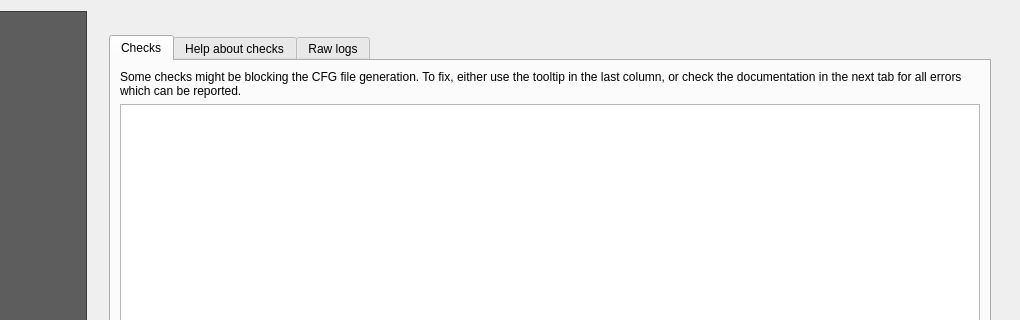
Above: lizmap/resources/ui/ui_lizmap.ui from 3liz/lizmap-plugin before the change; both pictures show x 180 to 1200 and y 0 to 320 of the 1200 by 900 pixel window. Below: the same form after it.
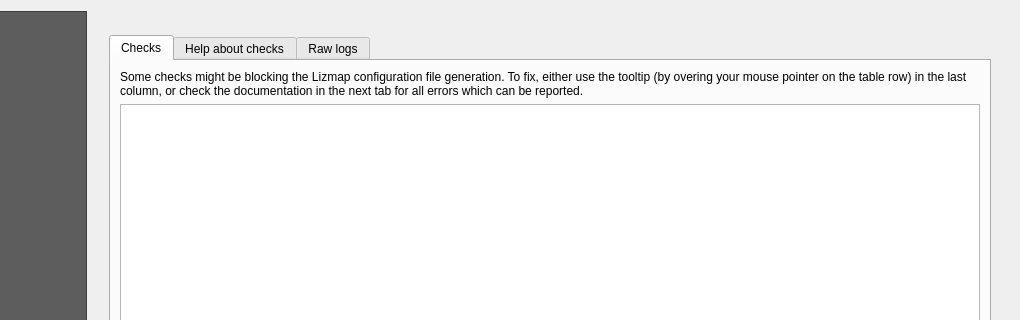
That is the form after the change. The open tabs and pages were chosen to show the change. Custom widgets are drawn as their Qt base class.

Commit message: Add new blocking rule about trailing slashes, fix translations

```diff
--- a/lizmap/resources/ui/ui_lizmap.ui
+++ b/lizmap/resources/ui/ui_lizmap.ui
@@ -4658,7 +4658,7 @@
                <item>
                 <widget class="QLabel" name="label_85">
                  <property name="text">
-                  <string>Some checks might be blocking the CFG file generation. To fix, either use the tooltip in the last column, or check the documentation in the next tab for all errors which can be reported.</string>
+                  <string>Some checks might be blocking the Lizmap configuration file generation. To fix, either use the tooltip (by overing your mouse pointer on the table row) in the last column, or check the documentation in the next tab for all errors which can be reported.</string>
                  </property>
                  <property name="wordWrap">
                   <bool>true</bool>
```
The commit also changes 6 other files.
